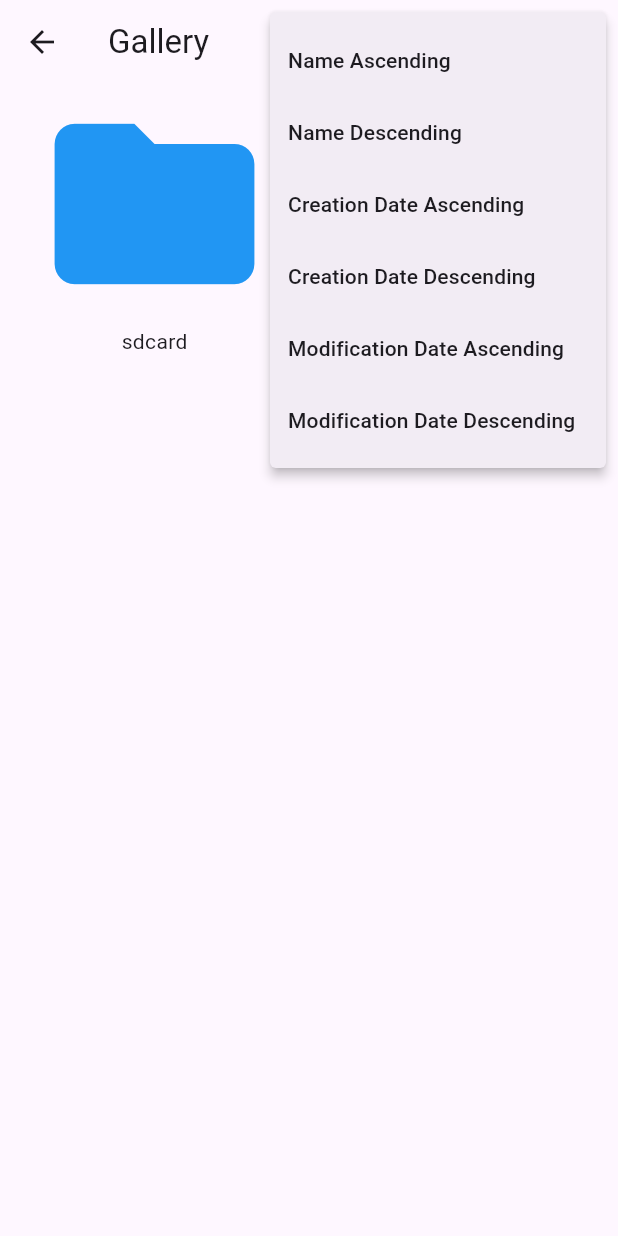
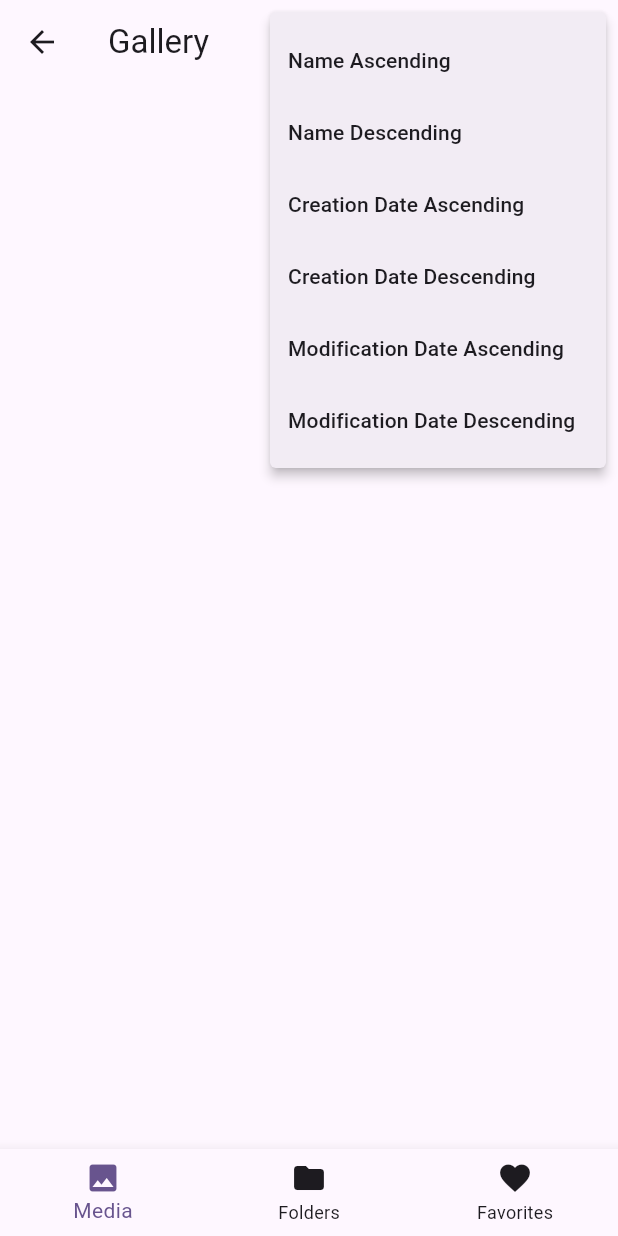
Before and after one commit to droidzone/gallery, a Flutter app: the FolderView screen opened directly with empty values, after a tap on the "sort" icon, on a phone screen of 412 x 824 dp. Run offline on Flutter 3.47's test engine with Material 2 defaults, Android fonts, the phone set to English and light mode, and no system bars; our stand-ins replace flutter_redux, fluttertoast, image_gallery_saver, permission_handler, photo_view, redux and 2 more; missing offline and left inert: video_thumbnail.

Commit message:
All latest changes

```diff
--- a/lib/stores/actions.dart
+++ b/lib/stores/actions.dart
@@ -2,3 +2,8 @@ class UpdateCurrentViewAction {
   final String view;
   UpdateCurrentViewAction(this.view);
 }
+
+class UpdateMainViewCurrentTabAction {
+  final String tab;
+  UpdateMainViewCurrentTabAction(this.tab);
+}
--- a/lib/stores/app_state.dart
+++ b/lib/stores/app_state.dart
@@ -1,21 +1,26 @@
 class AppState {
-  String? current_view;
-  String? mainview_defaulttab;
-  String? mainview_currenttab;
+  String? currentView;
+  String? mainviewDefaultTab;
+  String? mainviewCurrentTab;
+  String? viewFolderAs;
 
   AppState({
-    this.current_view,
-    this.mainview_defaulttab,
-    this.mainview_currenttab,
+    this.currentView,
+    this.mainviewDefaultTab,
+    this.mainviewCurrentTab,
+    this.viewFolderAs,
   });
 
   AppState copyWith({
     String? view,
     String? tab,
+    String? FolderViewType,
   }) {
     return AppState(
-      current_view: view ?? this.current_view,
-      mainview_currenttab: tab ?? this.mainview_currenttab,
+      currentView: view ?? currentView,
+      mainviewCurrentTab: tab ?? mainviewCurrentTab,
+      mainviewDefaultTab: tab ?? mainviewDefaultTab,
+      viewFolderAs: FolderViewType ?? viewFolderAs,
     );
   }
 }
--- a/lib/stores/initial_state.dart
+++ b/lib/stores/initial_state.dart
@@ -1,5 +1,7 @@
 import 'package:gallery/stores/app_state.dart';
 
 AppState initialState = AppState(
-  current_view: "Main",
+  currentView: "Main",
+  mainviewDefaultTab: "Folders",
+  mainviewCurrentTab: "Folders",
 );
--- a/lib/stores/reducer.dart
+++ b/lib/stores/reducer.dart
@@ -5,6 +5,8 @@ AppState updateReducer(AppState state, action) {
   switch (action.runtimeType) {
     case UpdateCurrentViewAction:
       return state.copyWith(view: action.view);
+    case UpdateMainViewCurrentTabAction:
+      return state.copyWith(tab: action.tab);
   }
   return state;
 }
--- a/lib/views/folder_view.dart
+++ b/lib/views/folder_view.dart
@@ -1,8 +1,11 @@
 // ignore_for_file: prefer_const_constructors
 
 import 'package:flutter/foundation.dart';
+import 'package:flutter_redux/flutter_redux.dart';
+import 'package:gallery/stores/app_state.dart';
 import 'package:gallery/views/picture_view.dart';
 import 'package:gallery/views/video_view.dart';
+import 'package:gallery/widgets/bottom_nav_bar.dart';
 import 'package:intl/intl.dart';
 import 'package:path/path.dart';
 
@@ -12,6 +15,7 @@ import 'package:gallery/structure/directory_bunch.dart';
 import 'package:permission_handler/permission_handler.dart';
 import 'package:video_thumbnail/video_thumbnail.dart';
 import 'package:path/path.dart' as p;
+import 'package:redux/redux.dart';
 
 class FolderView extends StatefulWidget {
   const FolderView({Key? key, required this.directoryBunch}) : super(key: key);
@@ -90,9 +94,10 @@ class _FolderViewState extends State<FolderView> {
   Future<void> loadFolder(BuildContext context, selectedFolder) async {
     print("Loading folder...");
 
-    List<FileSystemEntity> files =
-        await Directory(selectedFolder.path).list().toList();
-    print("Files: $files No: ${files.length}");
+    // This line brings prewiew image of the folder, but is performance heavy
+    // List<FileSystemEntity> files =
+    //     await Directory(selectedFolder.path).list().toList();
+    // print("Files: $files No: ${files.length}");
 
     String dirName = basename(selectedFolder.path);
 
@@ -102,7 +107,8 @@ class _FolderViewState extends State<FolderView> {
         directoryBunch: DirectoryBunch(
           path: selectedFolder.path,
           name: dirName,
-          imgPath: files.isEmpty ? null : files[0].path,
+          imgPath: null,
+          // imgPath: files.isEmpty ? null : files[0].path,
         ),
       );
     }));
@@ -152,8 +158,64 @@ class _FolderViewState extends State<FolderView> {
     setState(() {});
   }
 
+  String formatFileName(String fileName) {
+    if (fileName.length > 20) {
+      String first = fileName.substring(0, 15);
+      String last = fileName.substring(fileName.length - 8);
+      return '$first..$last';
+    }
+    return fileName;
+  }
+
+  void _longPressFile(index) {
+    print("Long pressed file");
+    setState(() {
+      if (_selectedFiles.contains(_FilteredFiles[index])) {
+        _selectedFiles.remove(_FilteredFiles[index] as File);
+      } else {
+        _selectedFiles.add(_FilteredFiles[index] as File);
+      }
+    });
+  }
+
+  String _formattedDate(index) {
+    DateTime modificationDate = _FilteredFiles[index].statSync().modified;
+
+    String formattedDate = DateFormat('dd-MM-yyyy').format(modificationDate);
+    return formattedDate;
+  }
+
+  void _singleTapFile(context, index) {
+    print("Tapped file");
+    if (_selectedFiles.isNotEmpty) {
+      setState(() {
+        if (_selectedFiles.contains(_FilteredFiles[index])) {
+          _selectedFiles.remove(_FilteredFiles[index] as File);
+        } else {
+          _selectedFiles.add(_FilteredFiles[index] as File);
+        }
+      });
+    } else {
+      String extension = p.extension(_FilteredFiles[index].path).toLowerCase();
+      Navigator.push(context, MaterialPageRoute(builder: (context) {
+        if (extension == '.mp4') {
+          return FullScreenVideoView(
+            videoPath: _FilteredFiles[index].path,
+          );
+        } else {
+          return FullScreenImageView(
+            imagePath: _FilteredFiles[index].path,
+          );
+        }
+      }));
+    }
+  }
+
   @override
   Widget build(BuildContext context) {
+    return StoreConnector<AppState, Store>(
+      converter: (store) => store,
+      builder: (context, store) {
         return Scaffold(
           appBar: AppBar(
             title: Text('Gallery'),
@@ -235,78 +297,38 @@ class _FolderViewState extends State<FolderView> {
                   itemBuilder: (context, index) {
                     if (_isMediaFile(_FilteredFiles[index].path)) {
                       print("Media File found: ${_FilteredFiles[index]}");
-                  DateTime modificationDate =
-                      _FilteredFiles[index].statSync().modified;
-                  String formattedDate =
-                      DateFormat('dd-MM-yyyy').format(modificationDate);
 
                       String fileName = basename(_FilteredFiles[index].path);
                       return InkWell(
                         onLongPress: () {
-                      setState(() {
-                        if (_selectedFiles.contains(_FilteredFiles[index])) {
-                          _selectedFiles.remove(_FilteredFiles[index] as File);
-                        } else {
-                          _selectedFiles.add(_FilteredFiles[index] as File);
-                        }
-                      });
+                          _longPressFile(index);
                         },
                         onTap: () {
-                      if (_selectedFiles.isNotEmpty) {
-                        setState(() {
-                          if (_selectedFiles.contains(_FilteredFiles[index])) {
-                            _selectedFiles
-                                .remove(_FilteredFiles[index] as File);
-                          } else {
-                            _selectedFiles.add(_FilteredFiles[index] as File);
-                          }
-                        });
-                      } else {
-                        print('Tapped on media file $fileName');
-                        String extension = p
-                            .extension(_FilteredFiles[index].path)
-                            .toLowerCase();
-                        Navigator.push(context,
-                            MaterialPageRoute(builder: (context) {
-                          if (extension == '.mp4') {
-                            return FullScreenVideoView(
-                              videoPath: _FilteredFiles[index].path,
-                            );
-                          } else {
-                            return FullScreenImageView(
-                              imagePath: _FilteredFiles[index].path,
-                            );
-                          }
-                        }));
-                      }
+                          _singleTapFile(context, index);
                         },
                         child: Padding(
                           padding: const EdgeInsets.all(2.0),
                           child: Container(
-                        color: _selectedFiles.contains(_FilteredFiles[index])
+                            color:
+                                _selectedFiles.contains(_FilteredFiles[index])
                                     ? Colors.green.withOpacity(0.3)
                                     : null,
-                        // decoration: BoxDecoration(
-                        //   border: Border.all(
-                        //     color: _selectedFiles.contains(_FilteredFiles[index])
-                        //         ? Colors.blue
-                        //         : Colors.transparent,
-                        //     width: 3.0,
-                        //   ),
-                        // ),
                             child: Column(
                               children: <Widget>[
                                 Expanded(
                                   child: Align(
                                       alignment: Alignment.center,
                                       child: Wrap(
-                                    children: [Text(fileName)],
+                                        children: [
+                                          Text(formatFileName(fileName))
+                                        ],
                                       )),
                                 ),
                                 Expanded(
                                   flex: 5,
                                   child: FutureBuilder(
-                                future: _getThumbnail(_AllFiles[index].path),
+                                    future:
+                                        _getThumbnail(_AllFiles[index].path),
                                     builder: (BuildContext context,
                                         AsyncSnapshot<Uint8List> snapshot) {
                                       if (snapshot.connectionState ==
@@ -325,20 +347,22 @@ class _FolderViewState extends State<FolderView> {
                                 Expanded(
                                   child: Align(
                                       alignment: Alignment.center,
-                                  child: Text('${formattedDate.toString()}')),
+                                      child: Text(_formattedDate(index))),
                                 ),
                               ],
                             ),
                           ),
                         ),
                       );
-                } else if (_AllFiles[index] is Directory) {
+                    } else if (_FilteredFiles[index] is Directory &&
+                        store.state.mainviewCurrentTab == 'Folders') {
                       print("Directory found: ${_AllFiles[index]}");
+                      print("currentview: ${store.state.currentView}");
+                      //  &&
+                      //   store.state.currentView == 'Folders'
                       String dirName = basename(_AllFiles[index].path);
                       return InkWell(
                         onTap: () async {
-                      print('Tapped on folder $dirName');
-                      print("Loading new folder view");
                           loadFolder(context, _AllFiles[index]);
                         },
                         child: Column(
@@ -361,11 +385,14 @@ class _FolderViewState extends State<FolderView> {
                       );
                     } else {
                       print(
-                      "Found non media file: ${_AllFiles[index]}. Not displaying");
+                          "Found non media file: ${_FilteredFiles[index]}, or view is set to Gallery and directories are being hidden. Not displaying");
                       return Container();
                     }
                   },
                 ),
+          bottomNavigationBar: BottomNavigation(),
+        );
+      },
     );
   }
 }
--- /dev/null
+++ b/lib/widgets/bottom_nav_bar.dart
@@ -0,0 +1,67 @@
+import 'package:flutter/foundation.dart';
+import 'package:flutter/material.dart';
+import 'package:gallery/stores/actions.dart';
+import 'package:gallery/stores/app_state.dart';
+import 'package:redux/redux.dart';
+import 'package:flutter_redux/flutter_redux.dart';
+
+class BottomNavigation extends StatefulWidget {
+  const BottomNavigation({super.key});
+
+  @override
+  State<BottomNavigation> createState() => _BottomNavigationState();
+}
+
+class _BottomNavigationState extends State<BottomNavigation> {
+  late String _activeBottomNavItemLabel;
+  late Store<AppState> store;
+
+  @override
+  void initState() {
+    super.initState();
+    store = StoreProvider.of<AppState>(context, listen: false);
+    _activeBottomNavItemLabel = store.state.mainviewDefaultTab!;
+  }
+
+  int _getIndexOfActiveLabel() {
+    return _buildBottomNavBarItems()
+        .indexWhere((item) => item.label == _activeBottomNavItemLabel);
+  }
+
+  List<BottomNavigationBarItem> _buildBottomNavBarItems() {
+    const List<Map<String, dynamic>> navBarItemsData = [
+      {'icon': Icons.photo, 'label': 'Media'},
+      {'icon': Icons.folder, 'label': 'Folders'},
+      {'icon': Icons.favorite, 'label': 'Favorites'},
+    ];
+    return navBarItemsData.map((itemData) {
+      return BottomNavigationBarItem(
+        icon: Icon(itemData['icon']),
+        label: itemData['label'],
+      );
+    }).toList();
+  }
+
+  void _onBottomNavItemTapped(int index) {
+    setState(() {
+      print(
+          "Dispatching current tab to ${_buildBottomNavBarItems()[index].label!}");
+      store.dispatch(UpdateMainViewCurrentTabAction(
+          _buildBottomNavBarItems()[index].label!));
+      _activeBottomNavItemLabel = _buildBottomNavBarItems()[index].label!;
+      print("store is $store");
+    });
+  }
+
+  @override
+  Widget build(BuildContext context) {
+    return BottomNavigationBar(
+      items: _buildBottomNavBarItems(),
+      currentIndex: _getIndexOfActiveLabel(),
+      selectedItemColor: Theme.of(context).colorScheme.primary,
+      unselectedItemColor: Theme.of(context).colorScheme.onSurface,
+      backgroundColor: Theme.of(context).colorScheme.surface,
+      onTap: _onBottomNavItemTapped,
+    );
+  }
+}
```
Also changed, not shown: lib/main.dart (+10 -6 lines), lib/views/picture_view.dart (+26 -0 lines), lib/views/start_view.dart (+11 -48 lines). Lines whose indentation alone changed are shown as unchanged.
